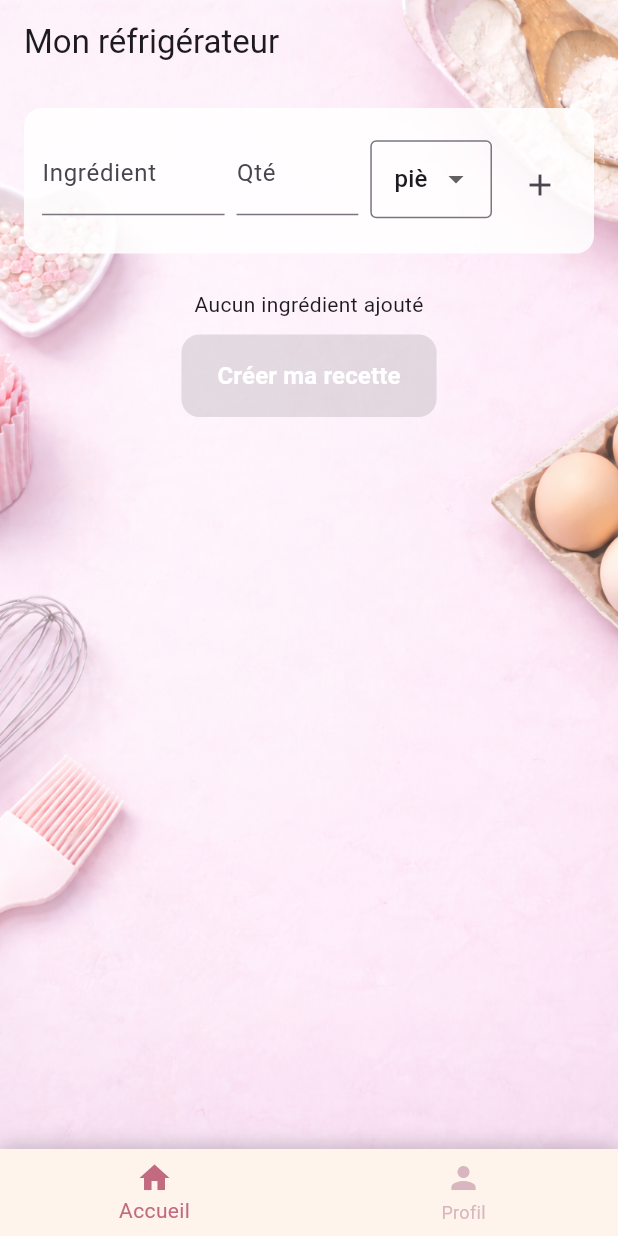
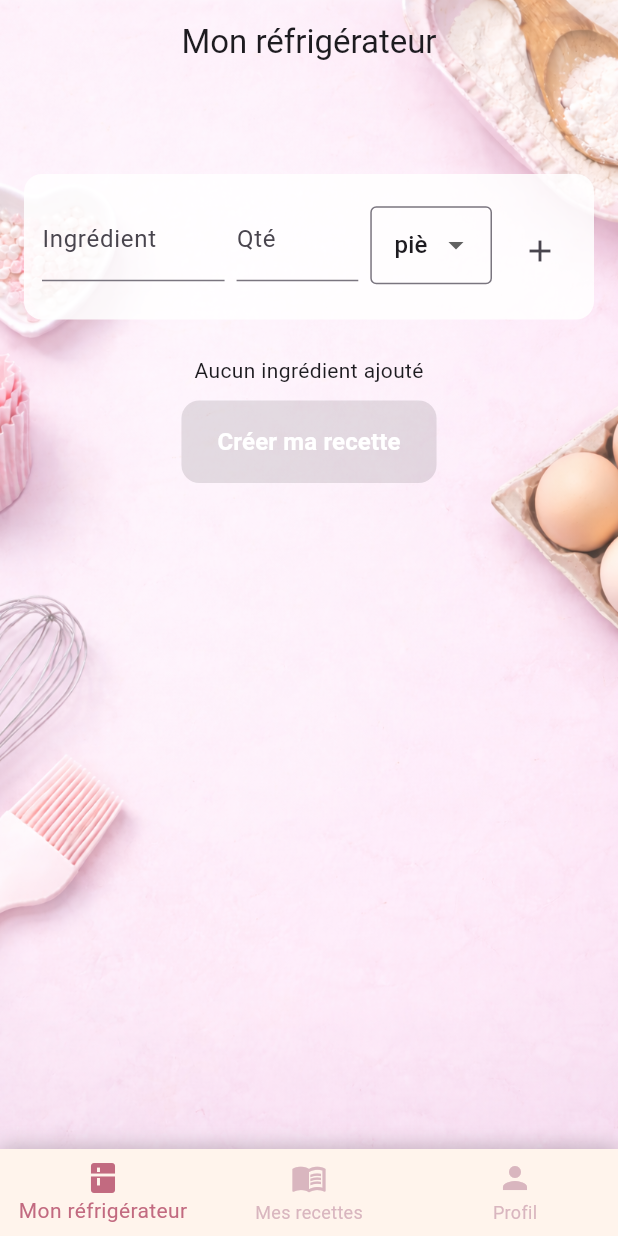
Before and after one commit to elenabougaran/sweetAI, a Flutter app: the screen it shows once a user with an empty profile is signed in, after a tap on the "add" icon, on a phone screen of 412 x 824 dp. Run offline on Flutter 3.47's test engine with Material 3 defaults, Android fonts, the phone set to English and light mode, and no system bars; our stand-ins replace cloud_firestore, firebase_auth, firebase_core, flutter_dotenv, flutter_riverpod; accounts and stored records are empty; network calls fail.

Commit message:
Création de la vue liste et création du stream pour maj les recettes de la liste en fonction de firestore

````diff
--- a/lib/app/main_screen.dart
+++ b/lib/app/main_screen.dart
@@ -1,6 +1,7 @@
 import 'package:flutter/material.dart';
 import 'package:flutter_riverpod/flutter_riverpod.dart';
 import 'package:sweetai/features/recipe/views/fridge_view.dart';
+import 'package:sweetai/features/recipe/views/recipeslist_view.dart';
 import 'package:sweetai/features/profile/views/profile_view.dart';
 import 'package:sweetai/features/authentication/viewmodels/authviewmodel.dart';
 
@@ -14,8 +15,56 @@ class MainScreen extends ConsumerStatefulWidget {
 class _MainScreenState extends ConsumerState<MainScreen> {
   int _currentIndex = 0; // 👈 premier onglet au démarrage
 
+  PreferredSizeWidget? _buildAppBar() {
+    switch (_currentIndex) {
+      case 0:
+        return AppBar(
+        title: const Text('Mon réfrigérateur'),
+        centerTitle: true,
+        backgroundColor: Colors.transparent,
+        surfaceTintColor: Colors.transparent,
+        elevation: 0,
+      );
+      case 1:
+        return AppBar(
+        title: const Text('Mes recettes'),
+        centerTitle: true,
+        backgroundColor: Colors.transparent,
+        surfaceTintColor: Colors.transparent,
+        elevation: 0,
+        actions: [
+          IconButton(
+            icon: const Icon(Icons.add),
+            onPressed: () {
+              // TODO: ajouter une recette
+            },
+          ),
+        ],
+      );
+      case 2:
+        return AppBar(
+        title: const Text('Profil'),
+        centerTitle: true,
+        backgroundColor: Colors.transparent,
+        surfaceTintColor: Colors.transparent,
+        elevation: 0,
+        actions: [
+          IconButton(
+            icon: const Icon(Icons.logout),
+            onPressed: () {
+              ref.read(authViewModelProvider).signOut();
+            },
+          ),
+        ],
+      );
+      default:
+        return null;
+    }
+  }
+
   final List<Widget> _pages = const [
     FridgeView(), // index 0 → affiché au lancement
+    RecipesListView(),
     ProfileView(),
   ];
 
@@ -23,23 +72,7 @@ class _MainScreenState extends ConsumerState<MainScreen> {
   Widget build(BuildContext context) {
     return Scaffold(
       extendBodyBehindAppBar: true, // le body passe derrière l'appbar
-      appBar: _currentIndex == 1
-          ? AppBar(
-              title: const Text('Profil'),
-              centerTitle: true,
-              backgroundColor: Colors.transparent,
-              surfaceTintColor: Colors.transparent,
-              actions: [
-                IconButton(
-                  icon: const Icon(Icons.logout),
-                  onPressed: () {
-                    ref.read(authViewModelProvider).signOut();
-                  },
-                ),
-              ],
-            )
-          : null,
-
+      appBar: _buildAppBar(),
       body: Stack(
         children: [
           // Fond global qui va aussi sous l'AppBar pour avoir un fond sous l'appbar du profil
@@ -70,7 +103,8 @@ class _MainScreenState extends ConsumerState<MainScreen> {
           backgroundColor: Color(0xFFFFF4EC),
           elevation: 0, // important : on coupe l'elevation
           items: const [
-            BottomNavigationBarItem(icon: Icon(Icons.home), label: 'Accueil'),
+            BottomNavigationBarItem(icon: Icon(Icons.kitchen), label: 'Mon réfrigérateur'),
+            BottomNavigationBarItem(icon: Icon(Icons.menu_book), label: 'Mes recettes'),
             BottomNavigationBarItem(icon: Icon(Icons.person), label: 'Profil'),
           ],
         ),
--- a/lib/features/recipe/views/fridge_view.dart
+++ b/lib/features/recipe/views/fridge_view.dart
@@ -1,6 +1,6 @@
 import 'package:flutter/material.dart';
 import 'package:flutter_riverpod/flutter_riverpod.dart';
-import 'package:sweetai/features/recipe/viewmodels/fridgeviewmodel.dart';
+import 'package:sweetai/features/recipe/viewmodels/fridge_viewmodel.dart';
 import 'package:sweetai/models/ingredient.dart';
 import 'package:sweetai/models/recipe.dart';
 import 'package:sweetai/providers/recipe_providers.dart';
@@ -47,18 +47,12 @@ class _FridgeViewState extends ConsumerState<FridgeView> {
       ),
       child: Scaffold(
         backgroundColor: Colors.transparent, // IMPORTANT
-        appBar: AppBar(
-          title: const Text('Mon réfrigérateur'),
-          backgroundColor: Colors.transparent,
-          elevation: 0,
-          // Optionnel: pour que le titre/icone soit lisible selon l'image
-          // foregroundColor: Colors.white,
-        ),
         body: Padding(
           padding: const EdgeInsets.all(16),
           child: SingleChildScrollView(
             child: Column(
               children: [
+                SizedBox(height: 100),
                 /// Formulaire
                 Container(
                   padding: const EdgeInsets.all(12),
--- /dev/null
+++ b/lib/features/recipe/views/recipeslist_view.dart
@@ -0,0 +1,45 @@
+import 'package:flutter/material.dart';
+import 'package:flutter_riverpod/flutter_riverpod.dart';
+import 'package:sweetai/models/recipe.dart';
+import 'package:sweetai/providers/recipe_providers.dart'; // là où est recipesStreamProvider
+
+class RecipesListView extends ConsumerWidget {
+  const RecipesListView({super.key});
+
+  @override
+  Widget build(BuildContext context, WidgetRef ref) {
+    final recipesAsync = ref.watch(recipesStreamProvider);
+
+    return Scaffold(
+      body: recipesAsync.when(
+        data: (recipes) {
+          if (recipes.isEmpty) {
+            return const Center(
+              child: Text("Aucune recette pour l’instant."),
+            );
+          }
+
+          return ListView.builder(
+            itemCount: recipes.length,
+            itemBuilder: (context, index) {
+              final Recipe recette = recipes[index];
+              return ListTile(
+                title: Text(recette.title),
+                trailing: const Icon(Icons.arrow_forward_ios, size: 16),
+                onTap: () {
+                  // TODO: navigation vers la page de détail, avec la recette
+                },
+              );
+            },
+          );
+        },
+        loading: () => const Center(
+          child: CircularProgressIndicator(),
+        ),
+        error: (err, stack) => Center(
+          child: Text('Erreur : $err'),
+        ),
+      ),
+    );
+  }
+}
--- a/lib/main.dart
+++ b/lib/main.dart
@@ -24,6 +24,7 @@ class MyApp extends StatelessWidget {
     return MaterialApp(
       title: 'Flutter Demo',
       theme: ThemeData(colorScheme: .fromSeed(seedColor: Colors.deepPurple)),
+      debugShowCheckedModeBanner: false,
       home: AuthGate()
     );
   }
--- a/lib/providers/recipe_providers.dart
+++ b/lib/providers/recipe_providers.dart
@@ -6,6 +6,7 @@ import 'package:flutter_dotenv/flutter_dotenv.dart';
 import '../repositories/firestore_repository.dart';
 import 'package:cloud_firestore/cloud_firestore.dart';
 import '../models/recipe.dart';
+import '../providers/auth_providers.dart';
 
 // Provider pour stocker la recette générée
 final recipeProvider = StateProvider<Recipe?>((ref) => null);
@@ -42,3 +43,16 @@ final recipeServiceProvider = Provider<RecipeService>(
     return RecipeService(repository: repository, firestoreRepository: ref.read(recipeFirestoreRepositoryProvider));
   },
 ); //provider crée une instance du service que l'on peut reutiliser à plusieurs endroits, donne accès à AsyncLoading(), AsyncData(""), AsyncError(error)
+
+//permet a la liste des recettes de suivre les changements des recettes dans firestore
+final recipesStreamProvider =
+    StreamProvider.autoDispose<List<Recipe>>((ref) {
+  final user = ref.watch(currentUserProvider);
+  final service = ref.watch(recipeServiceProvider);
+
+  if (user == null) {
+    return const Stream.empty();
+  }
+
+  return service.watchUserRecipes(uid: user.uid);
+});
--- a/lib/repositories/firestore_repository.dart
+++ b/lib/repositories/firestore_repository.dart
@@ -14,7 +14,7 @@ class RecipeFirestoreRepository {
     required Recipe recipe,
   }) async {
     final docRef = _col(uid).doc();
-    await docRef.set(recipe.toMap(uid:uid));
+    await docRef.set(recipe.toMap(uid: uid));
     return docRef.id;
   }
 
@@ -23,16 +23,32 @@ class RecipeFirestoreRepository {
         .orderBy("createdAt", descending: true)
         .snapshots()
         .map(
-          (snap) => snap.docs
-              .map((d) => Recipe.fromMap(d.id, d.data()))
-              .toList(),
+          (snap) =>
+              snap.docs.map((d) => Recipe.fromMap(d.id, d.data())).toList(),
         );
   }
 
-  Future<void> deleteRecipe({
-    required String uid,
-    required String recipeId,
-  }) {
+  Future<void> deleteRecipe({required String uid, required String recipeId}) {
     return _col(uid).doc(recipeId).delete();
   }
+
+  Stream<List<Recipe>> loadRecipes({required String uid}) {
+    return firestore
+        .collection('users')
+        .doc(uid)
+        .collection('recipes')
+        .orderBy('createdAt', descending: true)
+        .snapshots()
+        .map((snapshot) {
+          return snapshot.docs.map((doc) {
+            final data = doc.data();
+
+            return Recipe(
+              title: (data['title'] ?? '') as String,
+              ingredients: List<String>.from(data['ingredients'] ?? const []),
+              steps: List<String>.from(data['steps'] ?? const []),
+            );
+          }).toList();
+        });
+  }
 }
--- a/lib/services/ai_recipe_service.dart
+++ b/lib/services/ai_recipe_service.dart
@@ -10,8 +10,9 @@ class RecipeService {
   RecipeService({required this.repository, required this.firestoreRepository});
 
   Future<Recipe> getRecipe(String ingredients) async {
-  final prompt = """
-Tu es un assistant de cuisine.
+    final prompt =
+        """
+Tu es un assistant de pâtisserie.
 Réponds UNIQUEMENT avec un JSON valide, sans texte autour, sans ```.
 
 Le JSON DOIT respecter exactement ce format :
@@ -41,16 +42,16 @@ Ingrédients disponibles : $ingredients
     );
   }
 
-
   Future<Recipe> generateAndSaveRecipe({
     required String uid,
     required String ingredients,
   }) async {
     final recipe = await getRecipe(ingredients);
-    await firestoreRepository.saveRecipe(
-      uid: uid,
-      recipe: recipe,
-    );
+    await firestoreRepository.saveRecipe(uid: uid, recipe: recipe);
     return recipe;
   }
+
+  Stream<List<Recipe>> watchUserRecipes({required String uid}) {
+    return firestoreRepository.loadRecipes(uid: uid);
   }
+}
````
Also changed, not shown: lib/features/recipe/viewmodels/fridge_viewmodel.dart (renamed from lib/features/recipe/viewmodels/fridgeviewmodel.dart). Lines whose indentation alone changed are shown as unchanged.
